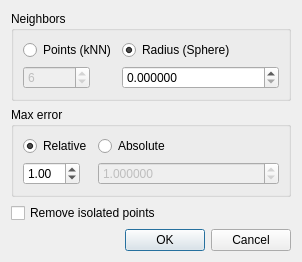
Qt form qCC/ui_templates/sorFilterDlg.ui (archeos/cloudcompare-archeos) before a commit.
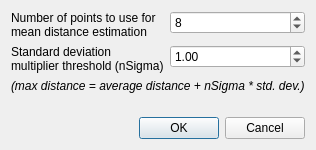
The same form after that commit.

Patch:
```diff
--- a/qCC/ui_templates/sorFilterDlg.ui
+++ b/qCC/ui_templates/sorFilterDlg.ui
@@ -6,8 +6,8 @@
    <rect>
     <x>0</x>
     <y>0</y>
-    <width>302</width>
-    <height>228</height>
+    <width>300</width>
+    <height>150</height>
    </rect>
   </property>
   <property name="windowTitle">
@@ -15,97 +15,46 @@
   </property>
   <layout class="QVBoxLayout" name="verticalLayout">
    <item>
-    <widget class="QGroupBox" name="groupBox">
-     <property name="title">
-      <string>Neighbors</string>
-     </property>
-     <layout class="QFormLayout" name="formLayout_2">
+    <layout class="QFormLayout" name="formLayout">
       <item row="0" column="0">
-       <widget class="QRadioButton" name="knnRadioButton">
+      <widget class="QLabel" name="label">
         <property name="text">
-         <string>Points (kNN)</string>
+        <string>Number of points to use for
+mean distance estimation</string>
         </property>
        </widget>
       </item>
       <item row="0" column="1">
-       <widget class="QRadioButton" name="radiusRadioButton">
-        <property name="text">
-         <string>Radius (Sphere)</string>
-        </property>
-        <property name="checked">
-         <bool>true</bool>
-        </property>
-       </widget>
-      </item>
-      <item row="1" column="0">
        <widget class="QSpinBox" name="knnSpinBox">
-        <property name="enabled">
-         <bool>false</bool>
+       <property name="toolTip">
+        <string>Number of neighbors (used to compute the average distance of each point to its neighbors)</string>
         </property>
         <property name="minimum">
-         <number>3</number>
+        <number>1</number>
         </property>
         <property name="maximum">
-         <number>1000000000</number>
+        <number>1000000</number>
         </property>
         <property name="value">
-         <number>6</number>
-        </property>
-       </widget>
-      </item>
-      <item row="1" column="1">
-       <widget class="QDoubleSpinBox" name="radiusDoubleSpinBox">
-        <property name="decimals">
-         <number>6</number>
-        </property>
-        <property name="maximum">
-         <double>1000000000.000000000000000</double>
-        </property>
-       </widget>
-      </item>
-     </layout>
-    </widget>
-   </item>
-   <item>
-    <widget class="QGroupBox" name="groupBox_2">
-     <property name="title">
-      <string>Max error</string>
-     </property>
-     <layout class="QFormLayout" name="formLayout">
-      <item row="0" column="0">
-       <widget class="QRadioButton" name="relativeRadioButton">
-        <property name="text">
-         <string>Relative</string>
-        </property>
-        <property name="checked">
-         <bool>true</bool>
-        </property>
-       </widget>
-      </item>
-      <item row="0" column="1">
-       <widget class="QRadioButton" name="absErrorRadioButton">
-        <property name="text">
-         <string>Absolute</string>
+        <number>8</number>
         </property>
        </widget>
       </item>
       <item row="1" column="0">
+      <widget class="QLabel" name="label_4">
+       <property name="text">
+        <string>Standard deviation
+multiplier threshold (nSigma)</string>
+       </property>
+      </widget>
+     </item>
+     <item row="1" column="1">
        <widget class="QDoubleSpinBox" name="nSigmaDoubleSpinBox">
-        <property name="value">
-         <double>1.000000000000000</double>
-        </property>
-       </widget>
-      </item>
-      <item row="1" column="1">
-       <widget class="QDoubleSpinBox" name="absErrorDoubleSpinBox">
-        <property name="enabled">
-         <bool>false</bool>
-        </property>
-        <property name="decimals">
-         <number>6</number>
-        </property>
         <property name="maximum">
-         <double>1000000000.000000000000000</double>
+        <double>10.000000000000000</double>
+       </property>
+       <property name="singleStep">
+        <double>0.500000000000000</double>
         </property>
         <property name="value">
          <double>1.000000000000000</double>
@@ -113,15 +62,32 @@
        </widget>
       </item>
      </layout>
-    </widget>
    </item>
    <item>
-    <widget class="QCheckBox" name="removeIsolatedPointsCheckBox">
+    <widget class="QLabel" name="label_2">
+     <property name="font">
+      <font>
+       <italic>true</italic>
+      </font>
+     </property>
      <property name="text">
-      <string>Remove isolated points</string>
+      <string>(max distance = average distance + nSigma * std. dev.)</string>
      </property>
     </widget>
    </item>
+   <item>
+    <spacer name="verticalSpacer">
+     <property name="orientation">
+      <enum>Qt::Vertical</enum>
+     </property>
+     <property name="sizeHint" stdset="0">
+      <size>
+       <width>20</width>
+       <height>27</height>
+      </size>
+     </property>
+    </spacer>
+   </item>
    <item>
     <widget class="QDialogButtonBox" name="buttonBox">
      <property name="orientation">
```
Left out of the diff: 66 changed lines with no effect on the pictures. Lines whose indentation alone changed are shown as unchanged.
